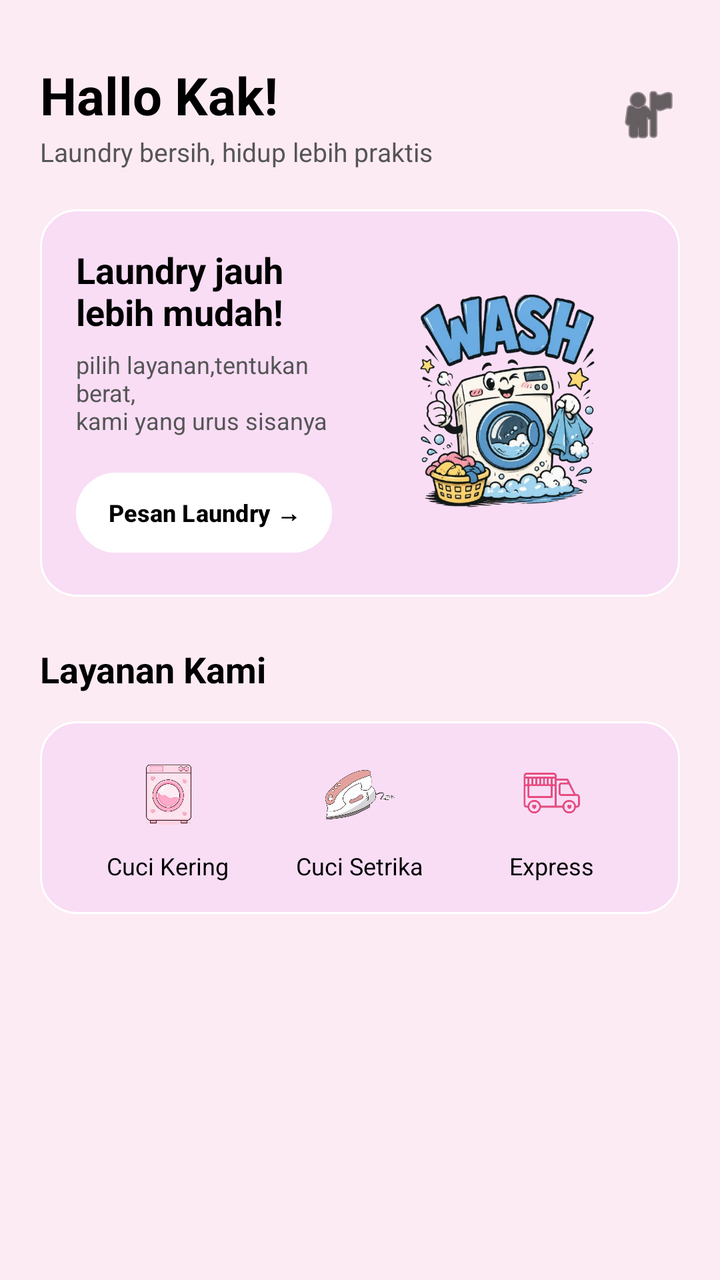
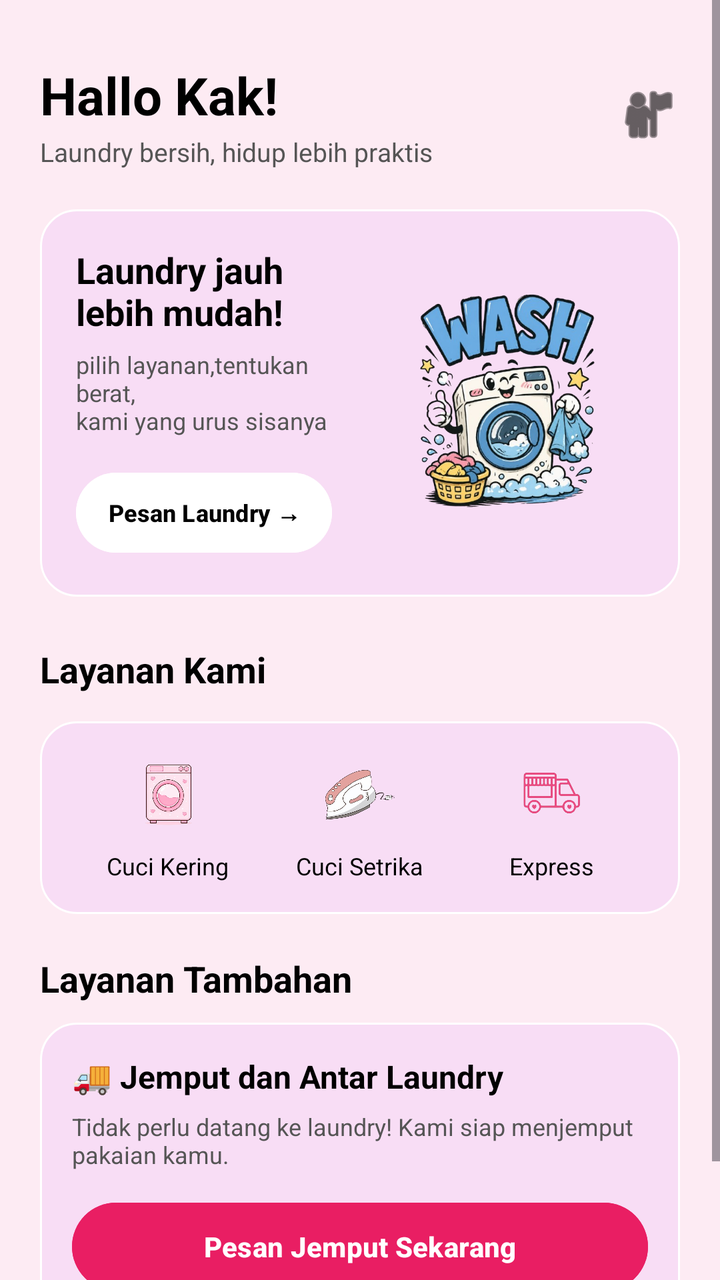

Compare the two renders of this Android layout. The source of the first and the diff that turns it into the second are given below.
<!-- AndroidManifest.xml: application theme Theme.Qla_Cimol -->
<!-- res/layout/fragment_home.xml -->
<?xml version="1.0" encoding="utf-8"?>
<RelativeLayout
    xmlns:android="http://schemas.android.com/apk/res/android"
    xmlns:app="http://schemas.android.com/apk/res-auto"
    android:layout_width="match_parent"
    android:layout_height="match_parent"
    android:background="#FDEBF3">

    
    <ScrollView
        android:layout_width="match_parent"
        android:layout_height="match_parent"
        android:fillViewport="true">

        <LinearLayout
            android:layout_width="match_parent"
            android:layout_height="wrap_content"
            android:orientation="vertical"
            android:padding="20dp">

            
            <RelativeLayout
                android:layout_width="match_parent"
                android:layout_height="wrap_content"
                android:layout_marginTop="10dp"
                android:layout_marginBottom="20dp">

                <LinearLayout
                    android:layout_width="wrap_content"
                    android:layout_height="wrap_content"
                    android:orientation="vertical"
                    android:layout_alignParentStart="true"
                    android:layout_centerVertical="true">

                    <TextView
                        android:layout_width="wrap_content"
                        android:layout_height="wrap_content"
                        android:text="Hallo Kak!"
                        android:textSize="26sp"
                        android:textStyle="bold"
                        android:textColor="#000000"/>

                    <TextView
                        android:layout_width="wrap_content"
                        android:layout_height="wrap_content"
                        android:text="Laundry bersih, hidup lebih praktis"
                        android:textSize="13sp"
                        android:textColor="#555555"
                        android:layout_marginTop="2dp"/>

                </LinearLayout>

                
                <ImageView
                    android:layout_width="32dp"
                    android:layout_height="32dp"
                    android:src="@android:drawable/ic_menu_myplaces"
                    android:layout_alignParentEnd="true"
                    android:layout_centerVertical="true"
                    android:contentDescription="Profil Akun"
                    app:tint="#000000" />

            </RelativeLayout>

            
            <LinearLayout
                android:layout_width="match_parent"
                android:layout_height="wrap_content"
                android:orientation="horizontal"
                android:background="@drawable/bg_card"
                android:padding="18dp"
                android:gravity="center_vertical"
                android:layout_marginBottom="24dp">

                <LinearLayout
                    android:layout_width="0dp"
                    android:layout_height="wrap_content"
                    android:layout_weight="1"
                    android:orientation="vertical">

                    <TextView
                        android:layout_width="wrap_content"
                        android:layout_height="wrap_content"
                        android:text="Laundry jauh&#10;lebih mudah!"
                        android:textSize="18sp"
                        android:textStyle="bold"
                        android:textColor="#000000"
                        android:layout_marginBottom="6dp"/>

                    <TextView
                        android:layout_width="wrap_content"
                        android:layout_height="wrap_content"
                        android:text="pilih layanan,tentukan berat,&#10;kami yang urus sisanya"
                        android:textSize="12sp"
                        android:textColor="#555555"
                        android:layout_marginBottom="14dp"/>

                    
                    <Button
                        android:id="@+id/btnBukaWeb"
                        android:layout_width="wrap_content"
                        android:layout_height="wrap_content"
                        android:backgroundTint="#FFFFFF"
                        android:text="Pesan Laundry →"
                        android:textColor="#000000"
                        android:textStyle="bold"
                        android:textSize="12sp"
                        android:paddingLeft="16dp"
                        android:paddingRight="16dp"/>

                </LinearLayout>

                
                <ImageView
                    android:layout_width="137dp"
                    android:layout_height="143dp"
                    android:contentDescription="Logo Laundry"
                    android:scaleType="centerInside"
                    android:src="@drawable/logo" />

            </LinearLayout>

            
            <TextView
                android:layout_width="wrap_content"
                android:layout_height="wrap_content"
                android:text="Layanan Kami"
                android:textSize="18sp"
                android:textStyle="bold"
                android:textColor="#000000"
                android:layout_marginBottom="14dp"/>

            
            <LinearLayout
                android:layout_width="match_parent"
                android:layout_height="wrap_content"
                android:orientation="horizontal"
                android:background="@drawable/bg_card"
                android:padding="16dp"
                android:gravity="center"
                android:layout_marginBottom="20dp">

                
                <LinearLayout
                    android:layout_width="0dp"
                    android:layout_height="wrap_content"
                    android:layout_weight="1"
                    android:gravity="center"
                    android:orientation="vertical">

                    <ImageView
                        android:layout_width="40dp"
                        android:layout_height="40dp"
                        android:src="@drawable/mesincuci"
                        android:contentDescription="Cuci Kering" />

                    <TextView
                        android:layout_width="wrap_content"
                        android:layout_height="wrap_content"
                        android:text="Cuci Kering"
                        android:textSize="12sp"
                        android:textColor="#000000"
                        android:layout_marginTop="8dp"/>

                </LinearLayout>

                
                <LinearLayout
                    android:layout_width="0dp"
                    android:layout_height="wrap_content"
                    android:layout_weight="1"
                    android:gravity="center"
                    android:orientation="vertical">

                    <ImageView
                        android:layout_width="40dp"
                        android:layout_height="40dp"
                        android:src="@drawable/setrika"
                        android:contentDescription="Cuci Setrika"/>

                    <TextView
                        android:layout_width="wrap_content"
                        android:layout_height="wrap_content"
                        android:text="Cuci Setrika"
                        android:textSize="12sp"
                        android:textColor="#000000"
                        android:layout_marginTop="8dp"/>

                </LinearLayout>

                
                <LinearLayout
                    android:layout_width="0dp"
                    android:layout_height="wrap_content"
                    android:layout_weight="1"
                    android:gravity="center"
                    android:orientation="vertical">

                    <ImageView
                        android:layout_width="40dp"
                        android:layout_height="40dp"
                        android:src="@drawable/express"
                        android:contentDescription="Express" />

                    <TextView
                        android:layout_width="wrap_content"
                        android:layout_height="wrap_content"
                        android:text="Express"
                        android:textSize="12sp"
                        android:textColor="#000000"
                        android:layout_marginTop="8dp"/>

                </LinearLayout>

            </LinearLayout>

        </LinearLayout>

    </ScrollView>

</RelativeLayout>
<!-- resources referenced by this layout -->
<resources>
  <!-- drawable bg_card (drawable) -->
  <?xml version="1.0" encoding="utf-8"?>
  <shape xmlns:android="http://schemas.android.com/apk/res/android">
  
      <solid android:color="@color/pink_card"/>
  
      <corners android:radius="18dp"/>
  
      <stroke
          android:width="1dp"
          android:color="@color/white"/>
  
  </shape>
  <!-- drawable express: png bitmap (drawable, 83042 bytes) -->
  <!-- drawable logo: png bitmap (drawable, 353088 bytes) -->
  <!-- drawable mesincuci: png bitmap (drawable, 163392 bytes) -->
  <!-- drawable setrika: png bitmap (drawable, 161970 bytes) -->
  <style name="Theme.Qla_Cimol" parent="Base.Theme.Qla_Cimol" />
  <color name="pink_card">#F8DDF5</color>
  <color name="white">#FFFFFF</color>
  <style name="Base.Theme.Qla_Cimol" parent="Theme.Material3.DayNight.NoActionBar">
          
          
      </style>
</resources>

<!-- the commit's change to res/layout/fragment_home.xml (unified diff, before → after) -->
@@ -58,7 +58,7 @@
                     android:layout_alignParentEnd="true"
                     android:layout_centerVertical="true"
                     android:contentDescription="Profil Akun"
-                    app:tint="#000000" />
+                    app:tint="#000000"/>
 
             </RelativeLayout>
 
@@ -116,7 +116,7 @@
                     android:layout_height="143dp"
                     android:contentDescription="Logo Laundry"
                     android:scaleType="centerInside"
-                    android:src="@drawable/logo" />
+                    android:src="@drawable/logo"/>
 
             </LinearLayout>
 
@@ -152,7 +152,7 @@
                         android:layout_width="40dp"
                         android:layout_height="40dp"
                         android:src="@drawable/mesincuci"
-                        android:contentDescription="Cuci Kering" />
+                        android:contentDescription="Cuci Kering"/>
 
                     <TextView
                         android:layout_width="wrap_content"
@@ -200,7 +200,7 @@
                         android:layout_width="40dp"
                         android:layout_height="40dp"
                         android:src="@drawable/express"
-                        android:contentDescription="Express" />
+                        android:contentDescription="Express"/>
 
                     <TextView
                         android:layout_width="wrap_content"
@@ -214,6 +214,53 @@
 
             </LinearLayout>
 
+            
+            <TextView
+                android:layout_width="wrap_content"
+                android:layout_height="wrap_content"
+                android:text="Layanan Tambahan"
+                android:textSize="18sp"
+                android:textStyle="bold"
+                android:textColor="#000000"
+                android:layout_marginBottom="10dp"/>
+
+            <LinearLayout
+                android:layout_width="match_parent"
+                android:layout_height="wrap_content"
+                android:orientation="vertical"
+                android:background="@drawable/bg_card"
+                android:padding="16dp"
+                android:layout_marginBottom="20dp">
+
+                <TextView
+                    android:layout_width="match_parent"
+                    android:layout_height="wrap_content"
+                    android:text="🚚 Jemput dan Antar Laundry"
+                    android:textSize="16sp"
+                    android:textStyle="bold"
+                    android:textColor="#000000"/>
+
+                <TextView
+                    android:layout_width="match_parent"
+                    android:layout_height="wrap_content"
+                    android:text="Tidak perlu datang ke laundry! Kami siap menjemput pakaian kamu."
+                    android:textSize="12sp"
+                    android:textColor="#555555"
+                    android:layout_marginTop="6dp"
+                    android:layout_marginBottom="12dp"/>
+
+                <Button
+                    android:id="@+id/btnPickup"
+                    android:layout_width="match_parent"
+                    android:layout_height="52dp"
+                    android:text="Pesan Jemput Sekarang"
+                    android:textColor="#FFFFFF"
+                    android:textStyle="bold"
+                    android:textSize="14sp"
+                    android:backgroundTint="#E91E63"/>
+
+            </LinearLayout>
+
         </LinearLayout>
 
     </ScrollView>
